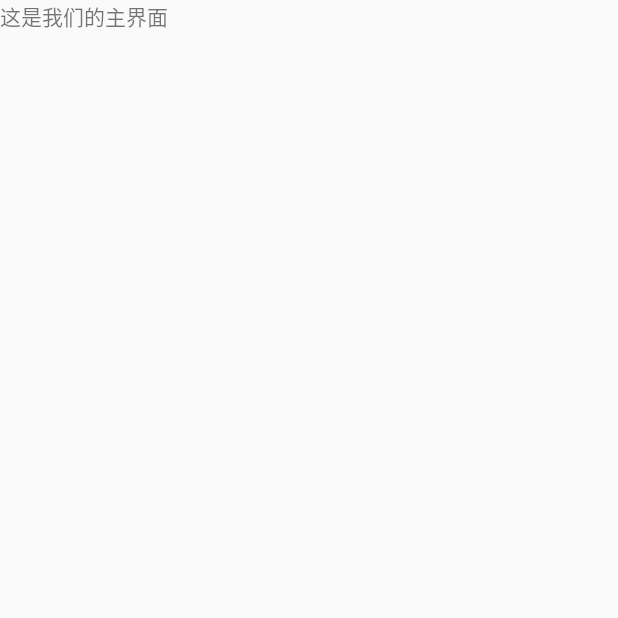
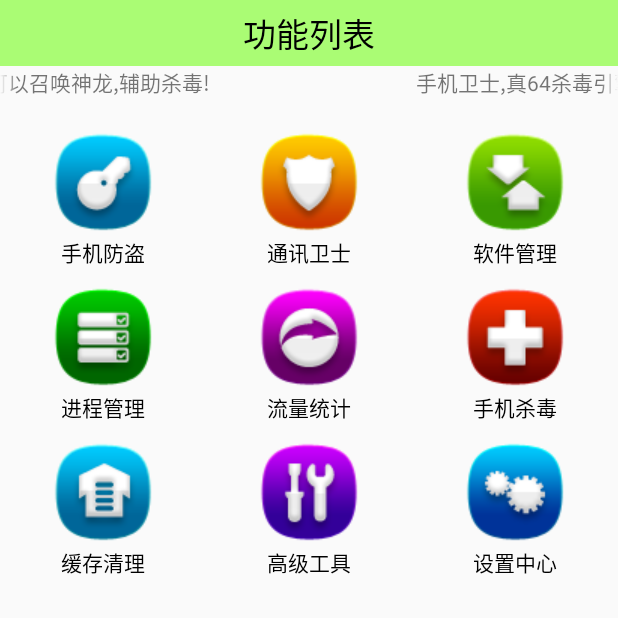
Before and after one commit to LJaer/PhoneManager, an Android app: the screen it shows after launch (HomeActivity), on a phone screen of 412 x 824 dp, the top half of it. Before the commit the part shown is almost empty. Run offline under Robolectric (Android 15) with nearby library versions, the phone set to English and light mode, and no system bars.

Commit message:
自定义控件

```diff
--- a/app/src/main/AndroidManifest.xml
+++ b/app/src/main/AndroidManifest.xml
@@ -25,6 +25,7 @@
             </intent-filter>
         </activity>
         <activity android:name=".HomeActivity"></activity>
+        <activity android:name=".SettingActivity"></activity>
     </application>
 
 </manifest>
--- a/app/src/main/java/top/ljaer/www/phonemanager/HomeActivity.java
+++ b/app/src/main/java/top/ljaer/www/phonemanager/HomeActivity.java
@@ -1,16 +1,85 @@
 package top.ljaer.www.phonemanager;
 
 import android.app.Activity;
+import android.content.Intent;
 import android.os.Bundle;
+import android.view.View;
+import android.view.ViewGroup;
+import android.widget.AdapterView;
+import android.widget.BaseAdapter;
+import android.widget.GridView;
+import android.widget.ImageView;
+import android.widget.ListView;
+import android.widget.TextView;
 
 /**
  * Created by LJaer on 16/9/20.
  */
-public class HomeActivity extends Activity{
+public class HomeActivity extends Activity {
+    private GridView gv_home_gridview;
+
     @Override
     protected void onCreate(Bundle savedInstanceState) {
         super.onCreate(savedInstanceState);
         //加载布局文件
         setContentView(R.layout.activity_home);
+        gv_home_gridview = (GridView) findViewById(R.id.gv_home_gridview);
+        gv_home_gridview.setAdapter(new MyAdapter());
+        gv_home_gridview.setOnItemClickListener(new AdapterView.OnItemClickListener() {
+            @Override
+            public void onItemClick(AdapterView<?> parent, View view, int positon, long id) {
+                //position:条目的位置 0-8
+                //根据条目的位置判断用户点击哪个条目
+                switch (positon){
+                    case 8://设置中心
+                        Intent intent = new Intent(HomeActivity.this,SettingActivity.class);
+                        startActivity(intent);
+                        break;
+                }
+            }
+        });
+    }
+
+    private class MyAdapter extends BaseAdapter {
+        int[] imageId = {R.drawable.safe, R.drawable.callmsgsafe, R.drawable.app,
+                R.drawable.taskmanager, R.drawable.netmanager, R.drawable.trojan,
+                R.drawable.sysoptimize, R.drawable.atools, R.drawable.settings};
+        String[] names = {"手机防盗", "通讯卫士", "软件管理", "进程管理", "流量统计", "手机杀毒", "缓存清理",
+                "高级工具", "设置中心"};
+
+        //设置条目个数
+        @Override
+        public int getCount() {
+            return 9;
+        }
+
+        //获取条目对应的数据
+        @Override
+        public Object getItem(int i) {
+            return null;
+        }
+
+        //获取条目的id
+        @Override
+        public long getItemId(int i) {
+            return 0;
+        }
+
+        //设置条目的样式
+        @Override
+        public View getView(int position, View convertView, ViewGroup parent) {
+            // TextView textView= new TextView(getApplicationContext());
+            //textView.setText("第"+position+"个条目");//position:代表是条目的位置,从0开始 0-8
+            //将布局文件转化成view对象
+            View view = View.inflate(getApplicationContext(), R.layout.item_home, null);
+            //每个条目的样式都不一样,初始化控件,去设置控件的值
+            //view.findViewById:是从item_home布局中找控件,findViewById是从activity_home中找控件
+            ImageView iv_itemhome_icon = (ImageView) view.findViewById(R.id.iv_itemhome_icon);
+            TextView tv_itemhome_text = (TextView) view.findViewById(R.id.tv_itemhome_text);
+            //设置控件的值
+            iv_itemhome_icon.setImageResource(imageId[position]);//给imageView设置图片,根据条目位置从图片数组中获取相应的图片
+            tv_itemhome_text.setText(names[position]);
+            return view;
+        }
     }
 }
--- a/app/src/main/java/top/ljaer/www/phonemanager/SplashActivity.java
+++ b/app/src/main/java/top/ljaer/www/phonemanager/SplashActivity.java
@@ -4,6 +4,7 @@ import android.app.Activity;
 import android.app.AlertDialog;
 import android.content.DialogInterface;
 import android.content.Intent;
+import android.content.SharedPreferences;
 import android.content.pm.PackageInfo;
 import android.content.pm.PackageManager;
 import android.net.Uri;
@@ -196,14 +197,30 @@ public class SplashActivity extends Activity {
         finish();
     }
 
+    private SharedPreferences sp;
     @Override
     protected void onCreate(Bundle savedInstanceState) {
         super.onCreate(savedInstanceState);
         setContentView(R.layout.activity_splash);
+        sp = getSharedPreferences("config",MODE_PRIVATE);
         tv_splash_vesionname = (TextView) findViewById(R.id.tv_splash_versionname);
         tv_splash_vesionname.setText("版本号:" + getVersionName());
         tv_splash_plan = (TextView) findViewById(R.id.tv_splash_plan);
-        update();
+        if(sp.getBoolean("update",true)){
+            update();
+        }else{
+            //跳转到主界面
+            //不能让主线程去睡两秒钟
+            //主线程是有一个渲染界面的操作,主线程睡两秒钟,没有办法渲染界面
+            new Thread(){
+                public void run(){
+                    SystemClock.sleep(2000);
+                    enterHome();
+                }
+            }.start();
+            //SystemClock.sleep(2000);
+            //enterHome();
+        }
     }
 
     /**
--- /dev/null
+++ b/app/src/main/java/top/ljaer/www/phonemanager/ui/HomeTextView.java
@@ -0,0 +1,35 @@
+package top.ljaer.www.phonemanager.ui;
+
+import android.content.Context;
+import android.util.AttributeSet;
+import android.widget.TextView;
+
+/**
+ * Created by LJaer on 16/9/22.
+ */
+public class HomeTextView extends TextView {
+    //在代码中使用的调用
+    public HomeTextView(Context context) {
+        super(context);
+    }
+
+    //在布局文件中使用的时候调用
+    //布局文件中的控件都是可以用代码来表示的
+    //AttributeSet;保存了控件在布局文件中的所有属性
+    public HomeTextView(Context context, AttributeSet attrs) {
+        super(context, attrs);
+    }
+
+    //在布局文件中使用的时候调用,比两个参数多了样式
+    public HomeTextView(Context context, AttributeSet attrs, int defStyleAttr) {
+        super(context, attrs, defStyleAttr);
+    }
+
+    //设置自定义的textView自动获取焦点
+    //是否获取焦点
+    @Override
+    public boolean isFocused() {
+        //true:获取焦点,false:不获取焦点
+        return true;
+    }
+}
--- a/app/src/main/res/layout/activity_home.xml
+++ b/app/src/main/res/layout/activity_home.xml
@@ -1,11 +1,59 @@
 <?xml version="1.0" encoding="utf-8"?>
 <LinearLayout xmlns:android="http://schemas.android.com/apk/res/android"
     android:layout_width="match_parent"
-    android:layout_height="match_parent">
+    android:layout_height="match_parent"
+    android:orientation="vertical">
 
+    <!--layout_gravity:设置控件在父控件中的位置
+        gravity:设置控件内的内容的位置
+        layout_marginTop:举例某控件的距离
+        paddingTop:距离控件内边框的距离,距离TextView控件内顶边框的距离
+    -->
     <TextView
         android:id="@+id/textView1"
-        android:layout_width="wrap_content"
+        android:layout_width="match_parent"
         android:layout_height="wrap_content"
-        android:text="这是我们的主界面"/>
+        android:background="#8866ff00"
+        android:gravity="center_horizontal"
+        android:textSize="22sp"
+        android:paddingTop="5dp"
+        android:paddingBottom="5dp"
+        android:textColor="#000000"
+        android:text="功能列表"/>
+
+    <!--
+     singleLine:一行显示
+     ellipsize
+        none:省略后面的文字
+        start:隐藏前面的文字
+        middle:隐藏中间的文字
+        end:隐藏后面的文字
+        marquee:滚动
+     focusableInTouchMode:触摸获取焦点
+     TextView:天生没有点击事件和获取焦点的事件
+     focusable:是否获取焦点操作,true:可以获取焦点,false:不可以
+     marqueeRepeatLimit:设置滚动次数,marquee_forever:-1 一直滚动
+     -->
+    <top.ljaer.www.phonemanager.ui.HomeTextView
+        android:layout_width="match_parent"
+        android:layout_height="wrap_content"
+        android:text="手机卫士,真64杀毒引擎,超神速度,打开七次可以召唤神龙,辅助杀毒!"
+        android:singleLine="true"
+        android:ellipsize="marquee"
+        android:focusableInTouchMode="true"
+        android:marqueeRepeatLimit="marquee_forever"
+        />
+
+    <!-- numColumns:设置每行显示的个数
+        verticalSpacing:设置每行之间的距离
+    -->
+    <GridView
+        android:id="@+id/gv_home_gridview"
+        android:layout_width="match_parent"
+        android:layout_height="match_parent"
+        android:verticalSpacing="10dp"
+        android:layout_marginTop="20dp"
+        android:numColumns="3">
+
+    </GridView>
 </LinearLayout>
--- /dev/null
+++ b/app/src/main/res/layout/item_home.xml
@@ -0,0 +1,19 @@
+<?xml version="1.0" encoding="utf-8"?>
+<LinearLayout xmlns:android="http://schemas.android.com/apk/res/android"
+    android:layout_width="wrap_content"
+    android:layout_height="wrap_content"
+    android:orientation="vertical"
+    android:gravity="center_horizontal">
+
+    <ImageView
+        android:id="@+id/iv_itemhome_icon"
+        android:layout_width="wrap_content"
+        android:layout_height="wrap_content"
+        android:src="@drawable/safe"/>
+    <TextView
+        android:id="@+id/tv_itemhome_text"
+        android:layout_width="wrap_content"
+        android:layout_height="wrap_content"
+        android:textColor="#000000"
+        android:text="手机防盗"/>
+</LinearLayout>
```
Also changed, not shown: app/src/main/java/top/ljaer/www/phonemanager/SettingActivity.java (added, +66 -0 lines), app/src/main/java/top/ljaer/www/phonemanager/ui/SettingView.java (added, +87 -0 lines), app/src/main/res/layout/activity_setting.xml (added, +30 -0 lines), app/src/main/res/layout/settingview.xml (added, +49 -0 lines), app/src/main/res/drawable/app.png (added), app/src/main/res/drawable/atools.png (added), app/src/main/res/drawable/callmsgsafe.png (added), app/src/main/res/drawable/netmanager.png (added), app/src/main/res/drawable/safe.png (added), app/src/main/res/drawable/settings.png (added), app/src/main/res/drawable/sysoptimize.png (added), app/src/main/res/drawable/taskmanager.png (added), app/src/main/res/drawable/trojan.png (added).
